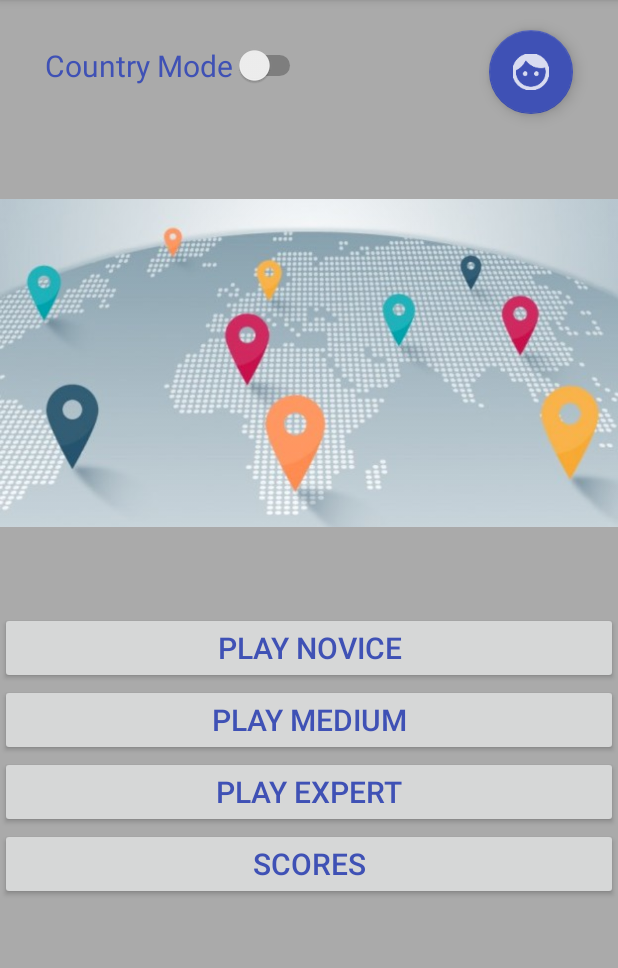
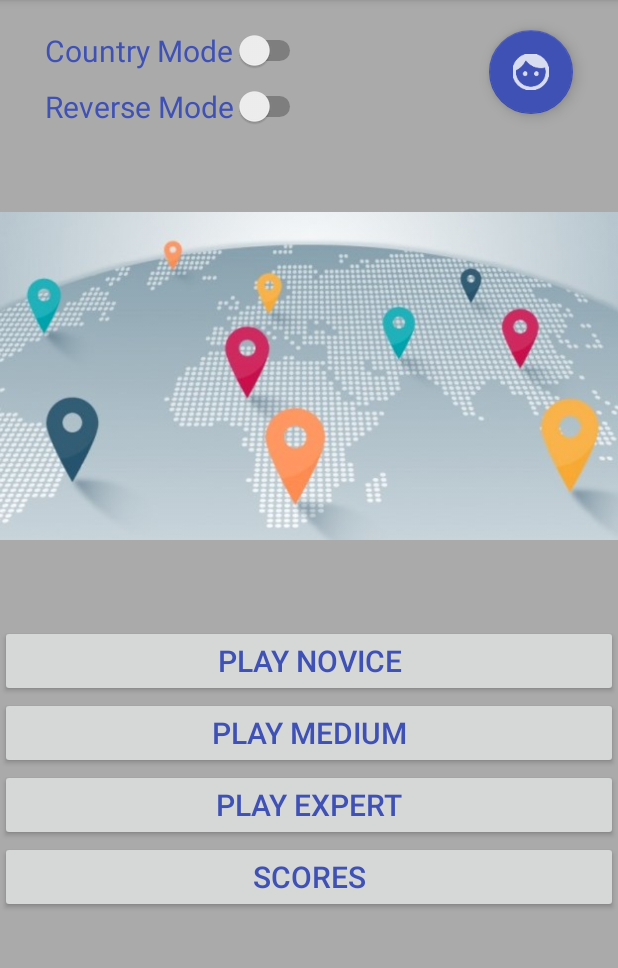
Before and after one commit to 47hm4n3/KissMyPlace, an Android app: the screen it shows after launch (AccueilActivity), on a phone screen of 412 x 824 dp, the part 84-1052 px from its top. Run offline under Robolectric (Android 15) with nearby library versions, the phone set to English and light mode, and no system bars; 1 statement that could not run was skipped.

Commit message:
Almost finished - updated README file & added REVERSE play mode - needs only rottion and line draw between two locations

```diff
--- a/app/src/main/java/com/kissmyplace/m2sar/kissmyplace/AccueilActivity.java
+++ b/app/src/main/java/com/kissmyplace/m2sar/kissmyplace/AccueilActivity.java
@@ -41,7 +41,8 @@ public class AccueilActivity extends AppCompatActivity implements View.OnClickLi
     private Button medium;
     private Button expert;
     private Button score;
-    private Switch mode;
+    private Switch modeCountry;
+    private Switch modeReverse;
     private Intent intent;
     private MenuInflater menuInflater;
     private String name;
@@ -71,13 +72,27 @@ public class AccueilActivity extends AppCompatActivity implements View.OnClickLi
         profile = findViewById(R.id.addProfile);
         profile.setOnClickListener(this);
 
-        mode = findViewById(R.id.playMode);
-        mode.setChecked(false);
-        mode.setOnCheckedChangeListener(new CompoundButton.OnCheckedChangeListener() {
+        modeCountry = findViewById(R.id.countryMode);
+        modeCountry.setChecked(false);
+        modeCountry.setOnCheckedChangeListener(new CompoundButton.OnCheckedChangeListener() {
             @Override
             public void onCheckedChanged(CompoundButton compoundButton, boolean isChecked) {
-             if (isChecked) Toast.makeText(getApplicationContext(), "THE TOLERATED ERROR IS WITHIN THE SAME COUNTRY AS THE PLACE TO FIND ", Toast.LENGTH_LONG).show();
-             else Toast.makeText(getApplicationContext(), "NORMAL PLAY MODE", Toast.LENGTH_SHORT).show();
+                if (isChecked) {
+                    modeReverse.setChecked(false);
+                    Toast.makeText(getApplicationContext(), "THE TOLERATED ERROR IS WITHIN THE SAME COUNTRY AS THE PLACE TO FIND ", Toast.LENGTH_LONG).show();
+                }
+            }
+        });
+
+        modeReverse = findViewById(R.id.reverseMode);
+        modeReverse.setChecked(false);
+        modeReverse.setOnCheckedChangeListener(new CompoundButton.OnCheckedChangeListener() {
+            @Override
+            public void onCheckedChanged(CompoundButton compoundButton, boolean isChecked) {
+                if (isChecked) {
+                    modeCountry.setChecked(false);
+                    Toast.makeText(getApplicationContext(), "THE PURPOSE IS TO BE THE FARTHEST POSSIBLE FROM THE PLACE TO FIND ", Toast.LENGTH_LONG).show();
+                }
             }
         });
 
@@ -110,10 +125,10 @@ public class AccueilActivity extends AppCompatActivity implements View.OnClickLi
                 Toast.makeText(getApplicationContext(), "Info", Toast.LENGTH_SHORT).show();
                 AlertDialog alertDialog = new AlertDialog.Builder(this).create();
                 alertDialog.setTitle("Info :");
-                alertDialog.setMessage("INFOS about KissMyPlace \n ");
+                alertDialog.setMessage("KissMyPlace is a game for evaluating our geographic knowledge, by finding a place on the globe according to a given indication hidden in a street view. \n");
                 alertDialog.show();
                 break;
-            case R.id.quit :
+            case R.id.quit:
                 Toast.makeText(getApplicationContext(), "Quit", Toast.LENGTH_SHORT).show();
                 finishAndRemoveTask();
                 break;
@@ -140,8 +155,10 @@ public class AccueilActivity extends AppCompatActivity implements View.OnClickLi
             case R.id.noviceBtn:
                 if (checkConnectivity()) {
                     intent = new Intent(this, MainActivity.class);
+                    intent.putExtra("name", name);
                     intent.putExtra("lname", lname);
-                    intent.putExtra("mode", mode.isChecked());
+                    intent.putExtra("modeCountry", modeCountry.isChecked());
+                    intent.putExtra("modeReverse", modeReverse.isChecked());
                     intent.putExtra("level", LEVEL_NOVICE);
                     startActivity(intent);
                 } else {
@@ -151,8 +168,10 @@ public class AccueilActivity extends AppCompatActivity implements View.OnClickLi
             case R.id.mediumBtn:
                 if (checkConnectivity()) {
                     intent = new Intent(this, MainActivity.class);
+                    intent.putExtra("name", name);
                     intent.putExtra("lname", lname);
-                intent.putExtra("mode", mode.isChecked());
+                    intent.putExtra("modeCountry", modeCountry.isChecked());
+                    intent.putExtra("modeReverse", modeReverse.isChecked());
                     intent.putExtra("level", LEVEL_MEDIUM);
                     startActivity(intent);
                 } else {
@@ -162,8 +181,10 @@ public class AccueilActivity extends AppCompatActivity implements View.OnClickLi
             case R.id.expertBtn:
                 if (checkConnectivity()) {
                     intent = new Intent(this, MainActivity.class);
+                    intent.putExtra("name", name);
                     intent.putExtra("lname", lname);
-                intent.putExtra("mode", mode.isChecked());
+                    intent.putExtra("modeCountry", modeCountry.isChecked());
+                    intent.putExtra("modeReverse", modeReverse.isChecked());
                     intent.putExtra("level", LEVEL_EXPERT);
                     startActivity(intent);
                 } else {
@@ -204,7 +225,7 @@ public class AccueilActivity extends AppCompatActivity implements View.OnClickLi
         }
     }
 
-    private void retrieveProfile () {
+    private void retrieveProfile() {
         if (prefs.getString(PLAYER_NAME, "") == null || prefs.getString(PLAYER_LNAME, "") == null) {
             intent = new Intent(this, ProfileActivity.class);
             AlertDialog.Builder builder = new AlertDialog.Builder(this);
@@ -239,9 +260,9 @@ public class AccueilActivity extends AppCompatActivity implements View.OnClickLi
         lname = data.getStringExtra("lname");
     }
 
-    private boolean checkConnectivity () {
+    private boolean checkConnectivity() {
 
-        ConnectivityManager manager = (ConnectivityManager)getSystemService(Context.CONNECTIVITY_SERVICE);
+        ConnectivityManager manager = (ConnectivityManager) getSystemService(Context.CONNECTIVITY_SERVICE);
         NetworkInfo networkInfo = manager.getActiveNetworkInfo();
         return ((networkInfo != null) && networkInfo.isConnected());
     }
--- a/app/src/main/java/com/kissmyplace/m2sar/kissmyplace/ScoreActivity.java
+++ b/app/src/main/java/com/kissmyplace/m2sar/kissmyplace/ScoreActivity.java
@@ -51,12 +51,9 @@ public class ScoreActivity extends AppCompatActivity implements View.OnClickList
     private ListView scoresLV;
 
     private MenuInflater menuInflater;
-    private Intent intent;
-    private SimpleDateFormat sdf;
     private ArrayList<Score> scores;
 
     private ScoreAdapter scoreAdapter;
-    private Score myScore;
 
 
     @Override
@@ -67,7 +64,7 @@ public class ScoreActivity extends AppCompatActivity implements View.OnClickList
         prefs = getSharedPreferences(PREFS_NAME, MODE_APPEND);
 
         scores = retrieveScores();
-        if ( scores == null) {
+        if (scores == null) {
             scores = new ArrayList<>();
         }
 
--- a/app/src/main/java/com/kissmyplace/m2sar/kissmyplace/ScoreAdapter.java
+++ b/app/src/main/java/com/kissmyplace/m2sar/kissmyplace/ScoreAdapter.java
@@ -31,7 +31,6 @@ public class ScoreAdapter extends ArrayAdapter<Score> {
     @Override
     public View getView(int position, View convertView, ViewGroup parent) {
         // Get the data item for this position
-        Log.e("DEBUG LISTVIEW", "Enter getView");
         Score score = getItem(position);
         // Check if an existing view is being reused, otherwise inflate the view
         if (convertView == null) {
--- a/app/src/main/res/layout/activity_accueil.xml
+++ b/app/src/main/res/layout/activity_accueil.xml
@@ -22,14 +22,26 @@
             app:srcCompat="@drawable/ic_action_face" />
 
         <Switch
-            android:id="@+id/playMode"
+            android:id="@+id/countryMode"
             android:layout_width="wrap_content"
             android:layout_height="wrap_content"
             android:layout_alignParentTop="true"
-            android:layout_marginTop="30sp"
+            android:layout_marginTop="20sp"
             android:layout_alignParentStart="true"
             android:layout_marginStart="30sp"
             android:text="Country Mode"
+            android:textSize="20sp"
+            android:textColor="@color/colorPrimary"/>
+
+        <Switch
+            android:id="@+id/reverseMode"
+            android:layout_width="wrap_content"
+            android:layout_height="wrap_content"
+            android:layout_below="@id/countryMode"
+            android:layout_marginTop="10sp"
+            android:layout_alignParentStart="true"
+            android:layout_marginStart="30sp"
+            android:text="Reverse Mode"
             android:textSize="20sp"
             android:textColor="@color/colorPrimary"/>
 
@@ -37,7 +49,7 @@
             android:id="@+id/myImage"
             android:layout_width="match_parent"
             android:layout_height="wrap_content"
-            android:layout_below="@+id/addProfile"
+            android:layout_below="@+id/reverseMode"
             android:contentDescription="@string/world_map"
             android:src="@drawable/world_map" />
 
```
Also changed, not shown: app/src/main/java/com/kissmyplace/m2sar/kissmyplace/MainActivity.java (+63 -23 lines), app/src/main/java/com/kissmyplace/m2sar/kissmyplace/ProfileActivity.java (+27 -0 lines), app/src/main/java/com/kissmyplace/m2sar/kissmyplace/Score.java (+5 -2 lines), app/src/main/res/layout/activity_score.xml (+4 -4 lines), app/src/main/res/layout/layout_player.xml (+5 -5 lines), app/src/main/res/menu/menu_profile.xml (added, +10 -0 lines), 1 other file. Lines whose indentation alone changed are shown as unchanged.
